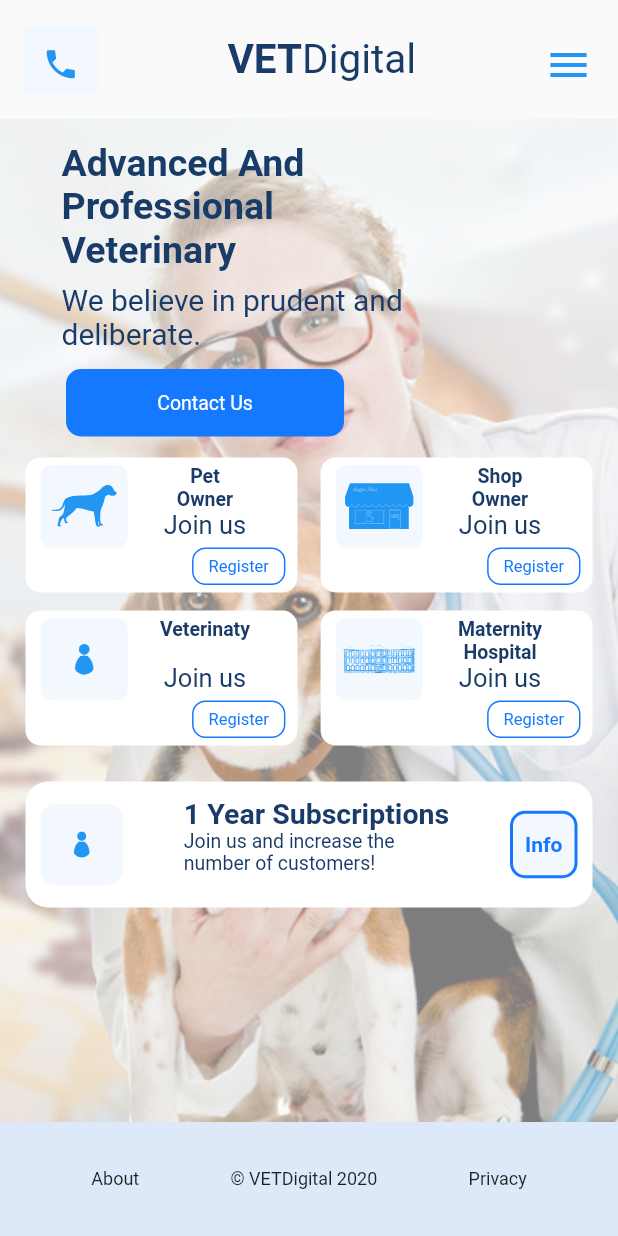
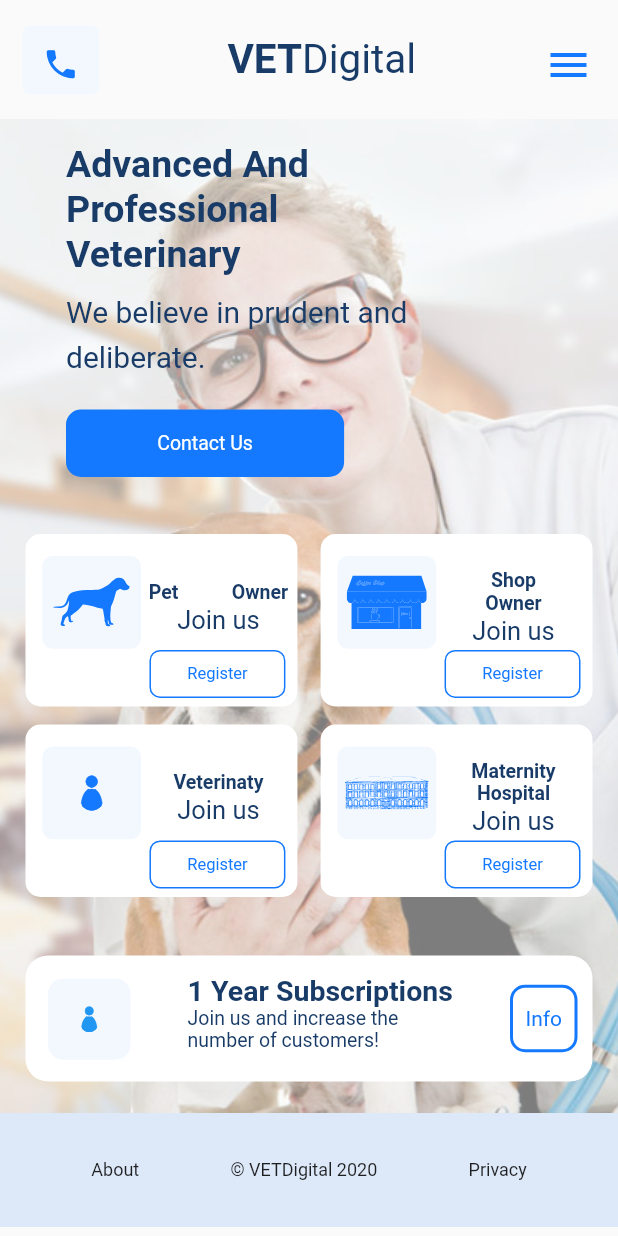
Before and after one commit to Kollkaa/vetdigital, a Flutter app: the screen it shows after launch, on a phone screen of 412 x 824 dp. Run offline on Flutter 3.47's test engine with Material 2 defaults, Android fonts, the phone set to English and light mode, and no system bars; our stand-ins replace flutter_svg.

Commit message:
view about changed

```diff
--- a/lib/main.dart
+++ b/lib/main.dart
@@ -1,5 +1,5 @@
 import 'package:flutter/material.dart';
-import 'package:vetdigital/pages/about.dart';
+import 'package:vetdigital/pages/about/about.dart';
 
 void main() {
   runApp(MyApp());
--- a/lib/pages/about.dart
+++ /dev/null
@@ -1,274 +0,0 @@
-import 'package:flutter/cupertino.dart';
-import 'package:flutter/material.dart';
-import 'package:flutter_svg/svg.dart';
-
-class AboutPage extends StatefulWidget{
-
-  _StateAboutPage createState()=>_StateAboutPage();
-}
-class _StateAboutPage extends State<AboutPage>{
-  @override
-  void initState() {
-
-  }
-
-  @override
-  Widget build(BuildContext context) {
-    return Scaffold(
-      appBar:PreferredSize(
-        preferredSize: Size.fromHeight(79.0),
-        child:Container(
-          height: 79,
-          child: Row(
-                crossAxisAlignment: CrossAxisAlignment.center,
-                mainAxisAlignment: MainAxisAlignment.spaceBetween,
-                children: <Widget>[
-                  Container(
-                    decoration: BoxDecoration(
-                      borderRadius: BorderRadius.all(Radius.circular(5)),
-                      color: Color.fromRGBO(243, 248, 255,1)
-                    ),
-                    padding: EdgeInsets.all(13),
-                    margin: EdgeInsets.only(top: 17,left: 15,bottom: 16),
-                    child: Icon(Icons.phone,color: Colors.blue,size: 25,),
-                  ),
-                  Row(
-                    crossAxisAlignment: CrossAxisAlignment.center,
-                    mainAxisAlignment: MainAxisAlignment.center,
-                    children: <Widget>[
-                      Text("VET",style: TextStyle(fontSize: 27,fontWeight: FontWeight.bold,color: Color.fromRGBO(25, 59, 104, 1)),),
-                      Text("Digital",style: TextStyle(fontSize: 27,fontWeight: FontWeight.normal,color: Color.fromRGBO(25, 59, 104, 1)))
-                    ],
-                  ),
-                  Container(
-                    margin: EdgeInsets.only(top: 27,right: 17,bottom: 27),
-                    child: Icon(Icons.menu,color: Colors.blue,size: 32,),
-                  )
-
-                  ],
-              )
-          ),
-      ),
-      body: Container(
-        padding: EdgeInsets.only(left: 17,right: 17),
-        decoration: BoxDecoration(
-          image: DecorationImage(
-            colorFilter:
-            ColorFilter.mode(Colors.black.withOpacity(0.5),
-                BlendMode.dstATop),
-            image: AssetImage("assets/images/home.jpg"),
-            fit: BoxFit.cover,
-
-          ),
-        ),
-        height: MediaQuery.of(context).size.height-60,
-        width: MediaQuery.of(context).size.width,
-        child: Column(
-          crossAxisAlignment: CrossAxisAlignment.start,
-          mainAxisAlignment: MainAxisAlignment.start,
-          children: <Widget>[
-            Container(
-              margin: EdgeInsets.only(left: 24,top: 15),
-              width: MediaQuery.of(context).size.width*0.5,
-              child: Text(
-                  "Advanced And Professional Veterinary"
-                  ,style: TextStyle(fontSize: 25,fontWeight: FontWeight.bold,color: Color.fromRGBO(25, 59, 104, 1))
-
-              ),
-            ),
-            Container(
-              margin: EdgeInsets.only(top: 7,left: 24),
-              width: MediaQuery.of(context).size.width*0.7,
-              child: Text(
-                  "We believe in prudent and deliberate."
-                  ,style: TextStyle(fontSize: 20,fontWeight: FontWeight.normal,color: Color.fromRGBO(25, 59, 104, 1))
-
-              ),
-            ),
-            Container(
-              margin: EdgeInsets.only(left: 27,top: 12),
-              child: GestureDetector(
-                child: Container(
-                  width: MediaQuery.of(context).size.width*0.45,
-                  padding: EdgeInsets.all(15),
-                  decoration: BoxDecoration(
-                      color: Color.fromRGBO(20, 121, 255, 1),
-                      borderRadius: BorderRadius.all(Radius.circular(10))
-                  ),
-                  child: Text("Contact Us",
-                    textAlign: TextAlign.center,
-                    style: TextStyle(fontSize: 13,color: Colors.white),),
-                ),
-              ),
-            ),
-            Container(
-              margin: EdgeInsets.only(top: 14,bottom: 12),
-              child: Column(
-                mainAxisAlignment: MainAxisAlignment.spaceBetween,
-                crossAxisAlignment: CrossAxisAlignment.center,
-                children: <Widget>[
-                  Row(
-                    mainAxisAlignment: MainAxisAlignment.spaceBetween,
-
-                    children: <Widget>[
-                      _buildCard("Pet","Owner","one",25.0,25.0),
-                      _buildCard("Shop","Owner","second",25.0,25.0)
-                    ],
-                  ),
-                  Row(
-                    mainAxisAlignment: MainAxisAlignment.spaceBetween,
-
-                    children: <Widget>[
-                      _buildCard("Veterinaty","","third",35.0,35.0),
-                      _buildCard("Maternity","Hospital","fouth",25.0,25.0)
-                    ],
-                  ),
-                ],
-              ),
-            ),
-            Container(
-              height: 84,
-              decoration: BoxDecoration(
-                borderRadius: BorderRadius.all(Radius.circular(15)),
-                color: Colors.white,
-              ),
-              padding: EdgeInsets.all(10),
-              width: MediaQuery.of(context).size.width,
-              child: Row(
-                mainAxisAlignment: MainAxisAlignment.spaceBetween,
-                children: <Widget>[
-                  Container(
-
-                    height: 54,
-                    width: 55,
-                    decoration: BoxDecoration(
-                      borderRadius: BorderRadius.all(Radius.circular(10)),
-                      color: Color.fromRGBO(243, 248, 255, 1),
-                    ),
-                    padding: EdgeInsets.all(8),
-                    child: SvgPicture.asset("assets/images/third.svg",color: Colors.blue,width: 31,height: 38,),
-                  ),
-                  Column(
-                    crossAxisAlignment: CrossAxisAlignment.start,
-                    children: <Widget>[
-                      Text("1 Year Subscriptions",style: TextStyle( fontSize:19,fontWeight: FontWeight.bold,color: Color.fromRGBO(25, 59, 104, 1)),),
-                      Text("Join us and increase the",style: TextStyle(fontSize: 13,fontWeight: FontWeight.normal,color: Color.fromRGBO(25, 59, 104, 1)),),
-                      Text("number of customers!",style: TextStyle(fontSize:13,fontWeight: FontWeight.normal,color: Color.fromRGBO(25, 59, 104, 1)),),
-                    ],
-                  ),
-                  Container(
-                      height: 45,
-                      width: 45,
-                      decoration: BoxDecoration(
-                        borderRadius: BorderRadius.all(Radius.circular(10)),
-                        border: Border.all(color:Color.fromRGBO(20, 121, 255, 1),width: 2),
-                        color: Color.fromRGBO(243, 248, 255, 1),
-                      ),
-                      child:Center(
-                        child: Text("Info",
-                          textAlign: TextAlign.center,
-                          style: TextStyle(fontSize:14,fontWeight: FontWeight.bold,color: Color.fromRGBO(20, 121, 255, 1)),),
-
-                      ))
-                ],
-              ),
-            )
-
-          ],
-        ),
-      ),
-      bottomNavigationBar: Container(
-        height: 76,
-        color: Color.fromRGBO(221, 232, 248, 1),
-        child: Row(
-          mainAxisAlignment: MainAxisAlignment.spaceEvenly,
-          children: <Widget>[
-            Text("About",style: TextStyle(fontSize: 12),),
-            Text("© VETDigital 2020",style: TextStyle(fontSize: 12),),
-            Text("Privacy",style: TextStyle(fontSize: 12),)
-
-          ],
-        )
-      ),
-
-
-
-    );
-
-  }
-  _buildCard(text1,text2,num,width,height){
-    print(MediaQuery.of(context).size.height.toString());
-    return Container(
-      height: 90,
-      width: MediaQuery.of(context).size.width*0.44,
-      decoration: BoxDecoration(
-        color:Colors.white,
-        borderRadius: BorderRadius.all(Radius.circular(10))
-
-      ),
-      margin: EdgeInsets.only(bottom: 12),
-      child: Column(
-        mainAxisAlignment: MainAxisAlignment.spaceEvenly,
-        crossAxisAlignment: CrossAxisAlignment.center,
-        children: <Widget>[
-          Row(
-            mainAxisAlignment: MainAxisAlignment.center,
-            crossAxisAlignment: CrossAxisAlignment.center,
-            children: <Widget>[
-              Container(
-                margin: EdgeInsets.only(top: 5),
-                height: 55,
-                width: 58,
-                decoration: BoxDecoration(
-                  borderRadius: BorderRadius.all(Radius.circular(7)),
-                  color: Color.fromRGBO(243, 248, 255, 1),
-                ),
-                padding: EdgeInsets.all(5),
-                child: SvgPicture.asset("assets/images/${num}.svg",color: Colors.blue,width: 34,height: 41,),
-              ),
-              Container(
-                width: MediaQuery.of(context).size.width*0.25,
-                child: Column(
-                  crossAxisAlignment: CrossAxisAlignment.center,
-                  mainAxisAlignment: MainAxisAlignment.center,
-                  children: <Widget>[
-                    Text(text1,style: TextStyle(fontSize:13,fontWeight: FontWeight.bold,color: Color.fromRGBO(25, 59, 104, 1)),),
-                    Text(text2,style: TextStyle(fontSize:13,fontWeight: FontWeight.bold,color: Color.fromRGBO(25, 59, 104, 1)),),
-                    Text("Join us",style: TextStyle(fontSize:17,fontWeight: FontWeight.normal,color: Color.fromRGBO(25, 59, 104, 1))),
-
-
-                  ],
-                ),
-              )
-            ],
-          ),
-
-          Container(
-            margin: EdgeInsets.only(right: 8,bottom: 5),
-            child: Row(
-              crossAxisAlignment: CrossAxisAlignment.end,
-              mainAxisAlignment: MainAxisAlignment.end,
-              children: <Widget>[
-                GestureDetector(
-                  child: Container(
-                      padding: EdgeInsets.only(left: 10,right: 10,top: 5,bottom: 5),
-                      decoration: BoxDecoration(
-                          color:Colors.white,
-                          borderRadius: BorderRadius.all(Radius.circular(9)),
-                          border:Border.all(color: Color.fromRGBO(20, 121, 255, 1))
-                      ),
-                      child: Text("Register",style: TextStyle(fontSize:11,fontWeight: FontWeight.normal,color: Color.fromRGBO(20, 121, 255, 1)))
-                  ),
-                )
-              ],
-            ),
-          )
-        ],
-      ),
-    );
-
-  }
-
-
-
-}
--- /dev/null
+++ b/lib/pages/about/about.dart
@@ -0,0 +1,324 @@
+import 'package:flutter/cupertino.dart';
+import 'package:flutter/material.dart';
+import 'package:flutter_svg/svg.dart';
+import 'package:vetdigital/values/colors/main_colors.dart';
+import 'package:vetdigital/values/textStyles/textAboutStyle.dart';
+
+class AboutPage extends StatefulWidget{
+
+  _StateAboutPage createState()=>_StateAboutPage();
+}
+class _StateAboutPage extends State<AboutPage>{
+  @override
+  void initState() {
+
+  }
+
+  @override
+  Widget build(BuildContext context) {
+    return Scaffold(
+      appBar:_appBar(),
+      body: ListView(
+          children: <Widget>[
+            Container(
+                padding: EdgeInsets.only(left: 17,right: 17),
+                decoration: BoxDecoration(
+                  image: DecorationImage(
+                    colorFilter:
+                    ColorFilter.mode(Colors.black.withOpacity(0.5),
+                        BlendMode.dstATop),
+                    image: AssetImage("assets/images/home.jpg"),
+                    fit: BoxFit.cover,
+                  ),
+                ),
+                width: MediaQuery.of(context).size.width,
+                child:Column(
+                  crossAxisAlignment: CrossAxisAlignment.start,
+                  children: <Widget>[
+                    _buildTitle1(),
+                    _buildTitle2(),
+                    _buildButtonContact(),
+                    _buildCards(),
+                    _buildBottonCards()
+
+
+                  ],
+                )
+            ),
+            _buildBottom()
+          ],
+        ),
+      );
+
+  }
+  Widget _buildTitle1(){
+    return Container(
+      margin: EdgeInsets.only(left: 27,top: 15),
+      width: MediaQuery.of(context).size.width*0.5,
+      child: Text(
+          "Advanced And Professional Veterinary"
+          ,style: titleH1TextStyle
+
+      ),
+    );
+  }
+  Widget _buildTitle2(){
+    return Container(
+      margin: EdgeInsets.only(top: 7,left: 27),
+      width: MediaQuery.of(context).size.width*0.7,
+      child: Text(
+          "We believe in prudent and deliberate."
+          ,style: titleH2TextStyle
+
+      ),
+    );
+  }
+
+  Widget _buildButtonContact(){
+    return Container(
+      margin: EdgeInsets.only(left: 27,top: 22),
+      child: GestureDetector(
+        child: Container(
+          width: MediaQuery.of(context).size.width*0.45,
+          padding: EdgeInsets.all(15),
+          decoration: BoxDecoration(
+              color: cardAboutImageBackColor,
+              borderRadius: BorderRadius.all(Radius.circular(10))
+          ),
+          child: Text("Contact Us",
+            textAlign: TextAlign.center,
+            style: TextStyle(fontSize: 13,color: Colors.white),),
+        ),
+      ),
+    );
+  }
+  Widget _buildCards(){
+    return Container(
+      margin: EdgeInsets.only(top: 38,bottom: 27),
+      child: Column(
+        mainAxisAlignment: MainAxisAlignment.spaceBetween,
+        crossAxisAlignment: CrossAxisAlignment.center,
+        children: <Widget>[
+          Row(
+            mainAxisAlignment: MainAxisAlignment.spaceBetween,
+
+            children: <Widget>[
+              _buildCard("Pet","Owner","one"),
+              _buildCard("Shop","Owner","second")
+            ],
+          ),
+          Row(
+            mainAxisAlignment: MainAxisAlignment.spaceBetween,
+
+            children: <Widget>[
+              _buildCard("Veterinaty","","third"),
+              _buildCard("Maternity","Hospital","fouth")
+            ],
+          ),
+        ],
+      ),
+    );
+  }
+  Widget _buildBottonCards(){
+    return Container(
+      height: 84,
+      margin: EdgeInsets.only(bottom: 21),
+      decoration: BoxDecoration(
+        borderRadius: BorderRadius.all(Radius.circular(15)),
+        color: Colors.white,
+      ),
+      padding: EdgeInsets.all(10),
+      width: MediaQuery.of(context).size.width,
+      child: Row(
+        mainAxisAlignment: MainAxisAlignment.spaceBetween,
+        children: <Widget>[
+          Container(
+
+            height: 54,
+            width: 55,
+            decoration: BoxDecoration(
+              borderRadius: BorderRadius.all(Radius.circular(10)),
+              color: cardAboutImageColor,
+
+            ),
+            padding: EdgeInsets.all(8),
+            margin: EdgeInsets.only(top: 5,left: 5,bottom: 4),
+            child: SvgPicture.asset("assets/images/third.svg",color: Colors.blue,width: 31,height: 38,),
+          ),
+          Container(
+            margin: EdgeInsets.only(top: 2),
+            child: Column(
+              crossAxisAlignment: CrossAxisAlignment.start,
+              children: <Widget>[
+                Text("1 Year Subscriptions",style: bottonCardTextStyleH1,),
+                Text("Join us and increase the",style: bottonCardTextStyleH2,),
+                Text("number of customers!",style: bottonCardTextStyleH2,),
+              ],
+            ),
+          ),
+          Container(
+
+              height: 45,
+              width: 45,
+              decoration: BoxDecoration(
+                borderRadius: BorderRadius.all(Radius.circular(10)),
+                border: Border.all(color:cardAboutImageBackColor,width: 2),
+
+              ),
+              child:Center(
+                child: Text("Info",
+                  textAlign: TextAlign.center,
+                  style: bottonCardButtonTextStyle,),
+
+              ))
+        ],
+      ),
+    );
+  }
+  Widget _buildBottom() {
+   return Container(
+       height: 76,
+       color: bottomNavigationColor,
+       child: Row(
+         mainAxisAlignment: MainAxisAlignment.spaceEvenly,
+         children: <Widget>[
+           Text("About",style: bottomTextStyle,),
+           Text("© VETDigital 2020",style: bottomTextStyle,),
+           Text("Privacy",style: bottomTextStyle,)
+
+         ],
+       )
+   );
+ }
+
+  Widget _buildCard(text1,text2,num){
+    print(MediaQuery.of(context).size.height.toString());
+    return Container(
+      height: 115,
+      width: MediaQuery.of(context).size.width*0.44,
+      decoration: BoxDecoration(
+        color:Colors.white,
+        borderRadius: BorderRadius.all(Radius.circular(10))
+
+      ),
+      margin: EdgeInsets.only(bottom: 12),
+      child: Column(
+        mainAxisAlignment: MainAxisAlignment.spaceEvenly,
+        crossAxisAlignment: CrossAxisAlignment.center,
+        children: <Widget>[
+          Row(
+            mainAxisAlignment: MainAxisAlignment.center,
+            crossAxisAlignment: CrossAxisAlignment.center,
+            children: <Widget>[
+              Container(
+                margin: EdgeInsets.only(top: 14,left: 10),
+                height: MediaQuery.of(context).size.width*0.15,
+                width: MediaQuery.of(context).size.width*0.16,
+                decoration: BoxDecoration(
+                  borderRadius: BorderRadius.all(Radius.circular(7)),
+                  color: cardAboutImageColor,
+                ),
+                padding: EdgeInsets.all(5),
+
+                child: SvgPicture.asset("assets/images/${num}.svg",color: cardAboutImageBackColor,width: 34,height: 41,),
+              ),
+              Container(
+                padding: EdgeInsets.only(left: 5,right: 5),
+                margin: EdgeInsets.only(top:21),
+                width: MediaQuery.of(context).size.width*0.25,
+                child: Column(
+                  crossAxisAlignment: CrossAxisAlignment.center,
+                  mainAxisAlignment: MainAxisAlignment.center,
+                  children: <Widget>[
+                    Text(text1+"           "+text2,style: cardTextStyle,textAlign: TextAlign.center,),
+                    SizedBox(height: 1,),
+                    Text("Join us",style: cardTextBotStyle),
+
+
+                  ],
+                ),
+              )
+            ],
+          ),
+
+          Container(
+            margin: EdgeInsets.only(right: 8,bottom: 5),
+            child: Row(
+              crossAxisAlignment: CrossAxisAlignment.end,
+              mainAxisAlignment: MainAxisAlignment.end,
+              children: <Widget>[
+                GestureDetector(
+                  child: Container(
+                    height: 32,
+                    width: MediaQuery.of(context).size.width*0.22,
+                      padding: EdgeInsets.only(left: 10,right: 10,top: 5,bottom: 5),
+                      decoration: BoxDecoration(
+                          color:cardAboutBackColor,
+                          borderRadius: BorderRadius.all(Radius.circular(7)),
+                          border:Border.all(color: Color.fromRGBO(20, 121, 255, 1))
+                      ),
+                      child: Center(
+                        child: Text("Register",style: buttonCardTextStyle,textAlign: TextAlign.center,),
+                      )
+                  ),
+                )
+              ],
+            ),
+          )
+        ],
+      ),
+    );
+
+  }
+
+
+
+  Widget _appBar(){
+    return PreferredSize(
+      preferredSize: Size.fromHeight(79.0),
+      child:Container(
+          height: 79,
+          child: Row(
+            crossAxisAlignment: CrossAxisAlignment.center,
+            mainAxisAlignment: MainAxisAlignment.spaceBetween,
+            children: <Widget>[
+              _phone(),
+              _title(),
+              _menu()
+            ],
+          )
+      ),
+    );
+  }
+
+  Widget _phone(){
+    return Container(
+      decoration: BoxDecoration(
+          borderRadius: BorderRadius.all(Radius.circular(5)),
+          color: Color.fromRGBO(243, 248, 255,1)
+      ),
+      padding: EdgeInsets.all(13),
+      margin: EdgeInsets.only(top: 17,left: 15,bottom: 16),
+      child: Icon(Icons.phone,color: cardAboutImageBackColor,size: 25,),
+    );
+  }
+
+  Widget _title(){
+    return Row(
+      crossAxisAlignment: CrossAxisAlignment.center,
+      mainAxisAlignment: MainAxisAlignment.center,
+      children: <Widget>[
+        Text("VET",style: appbarH1TextStyle),
+        Text("Digital",style: appbarH2TextStyle)
+      ],
+    );
+  }
+
+  Widget _menu(){
+    return Container(
+      margin: EdgeInsets.only(top: 27,right: 17,bottom: 27),
+      child: Icon(Icons.menu,color: cardAboutImageBackColor,size: 32,),
+    );
+  }
+
+}
--- /dev/null
+++ b/lib/values/colors/main_colors.dart
@@ -0,0 +1,7 @@
+import 'package:flutter/material.dart';
+
+Color mainTextColor =Color(0xff193B68);
+Color bottomNavigationColor=Color(0xffDDE8F8);
+Color cardAboutImageColor=Color(0xffF3F8FF);
+Color cardAboutBackColor =Colors.white;
+Color cardAboutImageBackColor=Color(0xff1479FF);
--- /dev/null
+++ b/lib/values/textStyles/textAboutStyle.dart
@@ -0,0 +1,25 @@
+import 'package:flutter/cupertino.dart';
+import 'package:vetdigital/values/colors/main_colors.dart';
+
+
+TextStyle bottomTextStyle=TextStyle(fontSize: 12);
+
+TextStyle cardTextStyle=TextStyle(fontSize:13,fontWeight: FontWeight.bold,color:mainTextColor,);
+
+TextStyle cardTextBotStyle=TextStyle(fontSize:17,fontWeight: FontWeight.normal,color:mainTextColor);
+
+TextStyle buttonCardTextStyle=TextStyle(fontSize:11,fontWeight: FontWeight.normal,color: cardAboutImageBackColor);
+
+TextStyle bottonCardTextStyleH1=TextStyle(fontSize:19,fontWeight: FontWeight.bold,color:mainTextColor);
+
+TextStyle bottonCardTextStyleH2=TextStyle(fontSize:13,fontWeight: FontWeight.normal,color:mainTextColor);
+
+TextStyle bottonCardButtonTextStyle=TextStyle(fontSize:14,fontWeight: FontWeight.normal,color:cardAboutImageBackColor);
+
+TextStyle appbarH1TextStyle=TextStyle(fontSize: 27,fontWeight: FontWeight.bold,color: mainTextColor);
+
+TextStyle appbarH2TextStyle=TextStyle(fontSize: 27,fontWeight: FontWeight.normal,color: mainTextColor);
+
+TextStyle titleH1TextStyle=TextStyle(fontSize: 25,fontWeight: FontWeight.bold,color: mainTextColor,height: 1.2);
+
+TextStyle titleH2TextStyle=TextStyle(fontSize: 20,fontWeight: FontWeight.normal,color: mainTextColor,height: 1.5);
```
